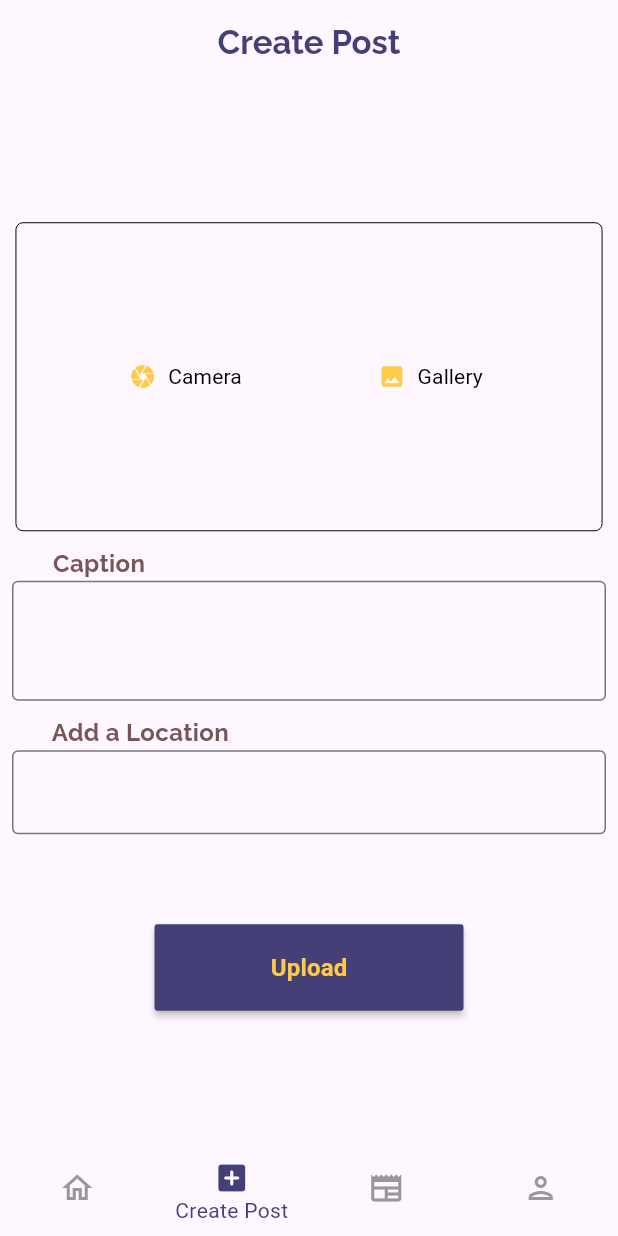
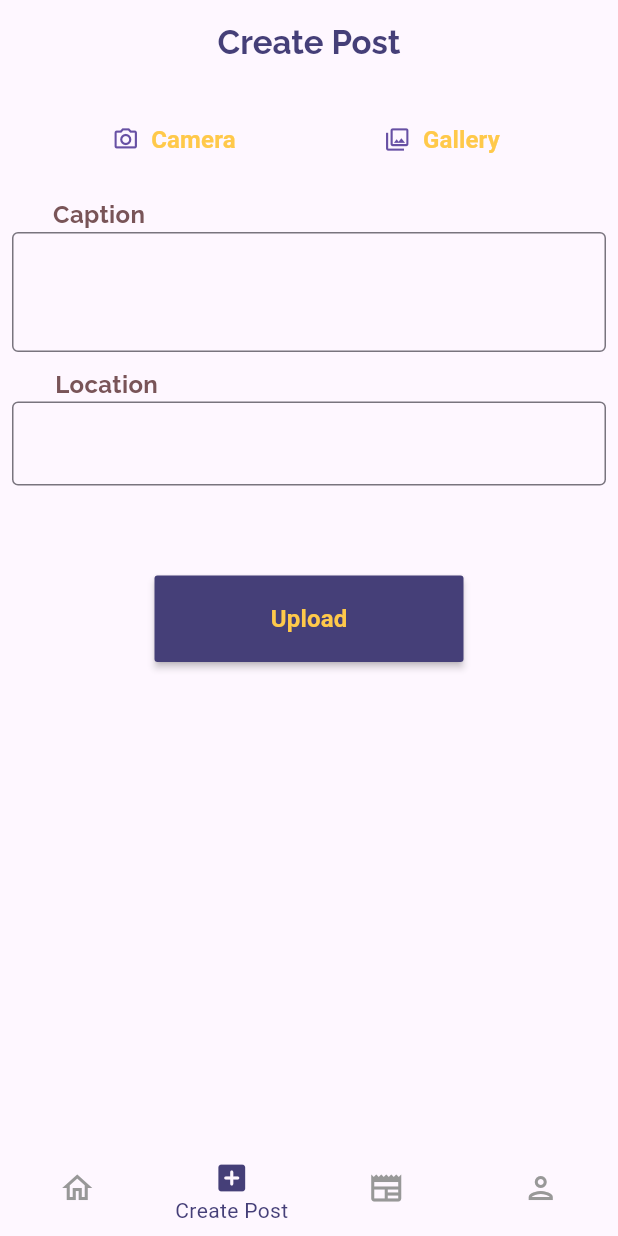
Before and after one commit to nithaparveen/social_media_application, a Flutter app: the screen it shows after launch, item 2 of the bottom bar chosen, after a tap on "Camera", on a phone screen of 412 x 824 dp. Run offline on Flutter 3.47's test engine with Material 3 defaults, Android fonts, the phone set to English and light mode, and no system bars; our stand-ins replace google_fonts; network calls fail.

Commit message:
size of camera

```diff
--- a/lib/presentation/message_screen/view/message_screen.dart
+++ b/lib/presentation/message_screen/view/message_screen.dart
@@ -100,6 +100,9 @@ class MessageScreen extends StatelessWidget {
           style: GLTextStyles.leagueSpartan(
               size: 25, weight: FontWeight.w500, color: ColorTheme.color3),
         ),
+        leading: IconButton(onPressed: (){
+          Navigator.pop(context);
+        }, icon: Icon(Icons.arrow_back_ios_new,size: 20,)),
       ),
       body: ListView.separated(
         itemCount: profile.length,
--- a/lib/presentation/post_screen/view/post_screen.dart
+++ b/lib/presentation/post_screen/view/post_screen.dart
@@ -17,35 +17,56 @@ class PostDataScreen extends StatelessWidget {
         titleTextStyle: GLTextStyles.ralewayStyl(
             weight: FontWeight.w700, size: 22, color: ColorTheme.color4),
       ),
-      body: Center(
-        child: Padding(
+      body: Padding(
         padding: const EdgeInsets.all(8.0),
         child: SingleChildScrollView(
           child: Column(
             children: [
-                Container(
-                  height: size.height * .25,
-                  width: size.width * .95,
-                  decoration: BoxDecoration(
-                      borderRadius: BorderRadiusDirectional.circular(5),
-                      border: Border.all(width: .65)),
-                  child: Row(
-                    crossAxisAlignment: CrossAxisAlignment.center,
+              Row(
                 mainAxisAlignment: MainAxisAlignment.spaceEvenly,
                 children: [
-                      headerButton(
-                          buttonText: "Camera",
-                          buttonIcon: Icons.camera,
-                          buttonAction: () {},
-                          buttonColor: ColorTheme.color1),
-                      headerButton(
-                          buttonText: "Gallery",
-                          buttonIcon: Icons.image,
-                          buttonAction: () {},
-                          buttonColor: ColorTheme.color1),
+                  MaterialButton(
+                      minWidth: size.width * .3,
+                      height: size.height * .07,
+                      onPressed: () {},
+                      child: TextButton.icon(
+                        onPressed: (){},
+                        icon: Icon(Icons.camera_alt_outlined),
+                        label: Text("Camera",style: GLTextStyles.leagueSpartan(
+                               size: 16, color: ColorTheme.color1),),
+                        // style: GLTextStyles.leagueSpartan(
+                        //     size: 16, color: ColorTheme.color1),
+                      )),
+                  MaterialButton(
+                      minWidth: size.width * .3,
+                      height: size.height * .07,
+                      onPressed: () {},
+                      child: TextButton.icon(
+                        onPressed: (){},
+                        icon: Icon(Icons.photo_library_outlined),
+                        label: Text("Gallery",style: GLTextStyles.leagueSpartan(
+                               size: 16, color: ColorTheme.color1),),
+                        // style: GLTextStyles.leagueSpartan(
+                        //     size: 16, color: ColorTheme.color1),
+                      ))
                 ],
               ),
-                ),
+              // Row(
+              //   crossAxisAlignment: CrossAxisAlignment.center,
+              //   mainAxisAlignment: MainAxisAlignment.spaceEvenly,
+              //   children: [
+              //     headerButton(
+              //         buttonText: "Camera",
+              //         buttonIcon: Icons.camera,
+              //         buttonAction: () {},
+              //         buttonColor: ColorTheme.color1),
+              //     headerButton(
+              //         buttonText: "Gallery",
+              //         buttonIcon: Icons.image,
+              //         buttonAction: () {},
+              //         buttonColor: ColorTheme.color1),
+              //   ],
+              // ),
               SizedBox(
                 height: 10,
               ),
@@ -62,13 +83,11 @@ class PostDataScreen extends StatelessWidget {
                         OutlineInputBorder(borderSide: BorderSide(width: .1))),
                 maxLines: 2,
               ),
-                SizedBox(
-                  height: 10
-                ),
+              SizedBox(height: 10),
               Padding(
-                  padding: const EdgeInsets.only(right: 225),
+                padding: const EdgeInsets.only(right: 270),
                 child: Text(
-                    "Add a Location",
+                  "Location",
                   style: GLTextStyles.ralewayStyl(color: ColorTheme.color3),
                 ),
               ),
@@ -77,18 +96,18 @@ class PostDataScreen extends StatelessWidget {
                     border:
                         OutlineInputBorder(borderSide: BorderSide(width: .1))),
               ),
-                SizedBox(
-                    height: 60
-                ),
-                MaterialButton(color: ColorTheme.color4,minWidth: size.width*.5,
-                    height: size.height*.07,
+              SizedBox(height: 60),
+              MaterialButton(
+                  color: ColorTheme.color4,
+                  minWidth: size.width * .5,
+                  height: size.height * .07,
                   onPressed: () {},
                   child: Text(
                     "Upload",
-                      style: GLTextStyles.leagueSpartan(size:16,color: ColorTheme.color1),
+                    style: GLTextStyles.leagueSpartan(
+                        size: 16, color: ColorTheme.color1),
                   ))
             ],
-            ),
           ),
         ),
       ),
--- a/lib/presentation/profile_screen/view/profile_screen.dart
+++ b/lib/presentation/profile_screen/view/profile_screen.dart
@@ -12,7 +12,7 @@ class ProfileScreen extends StatelessWidget {
                     mainAxisAlignment: MainAxisAlignment.spaceBetween,
                     children: [
                       Text(
-                        "nitha",
+                        "Nitha",
                         style: TextStyle(
                           fontSize: 22,
                           fontWeight: FontWeight.w600,
@@ -27,8 +27,8 @@ class ProfileScreen extends StatelessWidget {
                           //         builder: (context) => ));
                         },
                         icon: Icon(
-                          Icons.logout_rounded,
-                          size: 30,
+                          Icons.logout_outlined,
+                          size: 25,
                           color: Colors.black,
                         ),
                       )
```
Lines whose indentation alone changed are shown as unchanged.
